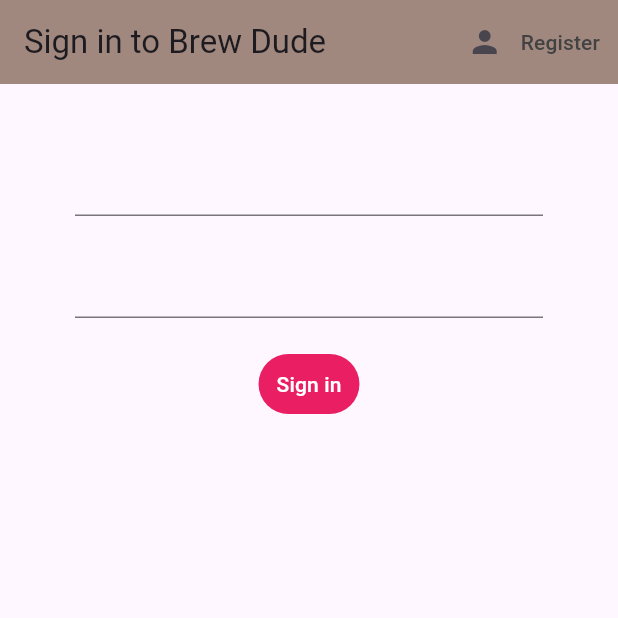
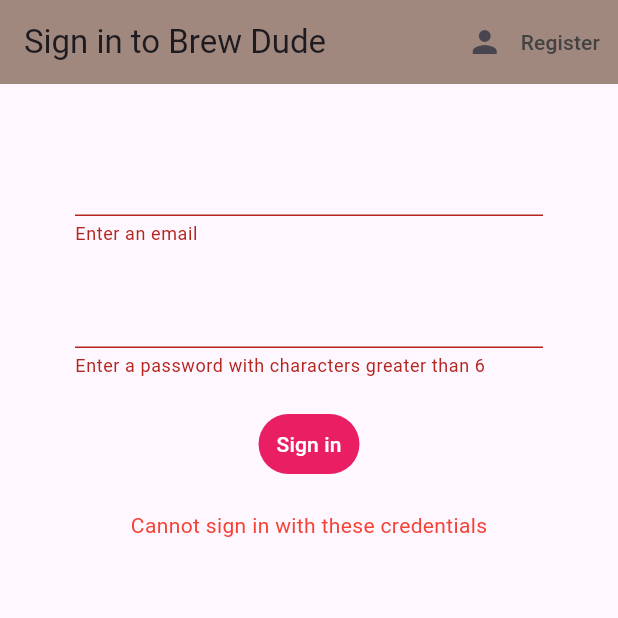
Before and after one commit to mkmeden/brew-dude, a Flutter app: the screen it shows after launch, after a tap on "Sign in", on a phone screen of 412 x 824 dp, the top half of it. Run offline on Flutter 3.47's test engine with Material 3 defaults, Android fonts, the phone set to English and light mode, and no system bars; our stand-ins replace firebase_auth, firebase_core; accounts and stored records are empty; network calls fail.

Commit message:
signin and registeration feature completed

```diff
--- a/lib/screens/authenticate/register.dart
+++ b/lib/screens/authenticate/register.dart
@@ -14,8 +14,8 @@ class Register extends StatefulWidget {
 class _RegisterState extends State<Register> {
 
   final AuthService _auth  = AuthService();
-  String email = '', password = '';
-
+  String email = '', password = '' , error = '';
+  final _formkey = GlobalKey<FormState>();
   @override
   Widget build(BuildContext context) {
     return Scaffold(
@@ -42,10 +42,12 @@ class _RegisterState extends State<Register> {
       body: Padding(
           padding: EdgeInsets.symmetric(vertical: 20, horizontal: 50),
           child: Form(
+            key: _formkey,
             child: Column(
               children: <Widget>[
                 SizedBox(height: 20,),
                 TextFormField(
+                  validator: (val) => val!.isEmpty?'Enter an email' : null,
                   onChanged: (val){
                     setState(() {
                       email = val;
@@ -55,6 +57,7 @@ class _RegisterState extends State<Register> {
 
                 SizedBox(height: 20,),
                 TextFormField(
+                  validator: (val)=> val!.length <6 ? 'Enter a password with characters greater than 6': null,
                   obscureText: true,
                   onChanged: (val) {
                     password = val ;
@@ -63,10 +66,20 @@ class _RegisterState extends State<Register> {
                 SizedBox(height: 20,),
 
                 TextButton(
-                  onPressed: (){
+                  onPressed: () async{
 
-                    print(email);
-                    print(password);
+                    if(_formkey.currentState?.validate()!=null)
+                      {
+                        dynamic result = await _auth.registerWithEmailandPassword(email, password);
+                        if(result==null)
+                          {
+                            setState(() {
+                              error = 'Please supply a valid email';
+                            });
+                          }
+
+                      }
+
                   },
 
                   style: TextButton.styleFrom(
@@ -77,6 +90,13 @@ class _RegisterState extends State<Register> {
                         color: Colors.white
                     ),
                   ),
+                ),
+
+                SizedBox(height : 20),
+                Text(error ,
+                style: TextStyle(
+                  color: Colors.red,
+                ),
                 )
               ],
             ),
--- a/lib/screens/authenticate/signin.dart
+++ b/lib/screens/authenticate/signin.dart
@@ -16,7 +16,8 @@ class SignIn extends StatefulWidget {
 class _SignInState extends State<SignIn> {
 
   final AuthService _auth  = AuthService();
-  String email = '', password = '';
+  String email = '', password = '',error = '';
+  final _formkey = GlobalKey<FormState>();
 
   @override
   Widget build(BuildContext context) {
@@ -46,10 +47,14 @@ class _SignInState extends State<SignIn> {
       body: Padding(
         padding: EdgeInsets.symmetric(vertical: 20, horizontal: 50),
         child: Form(
+          key: _formkey,
+
           child: Column(
             children: <Widget>[
               SizedBox(height: 20,),
               TextFormField(
+                validator: (val) => val!.isEmpty?'Enter an email' : null,
+
                 onChanged: (val){
                   setState(() {
                     email = val;
@@ -59,6 +64,8 @@ class _SignInState extends State<SignIn> {
 
               SizedBox(height: 20,),
               TextFormField(
+                validator: (val)=> val!.length <6 ? 'Enter a password with characters greater than 6': null,
+
                 obscureText: true,
                 onChanged: (val) {
                   password = val ;
@@ -67,10 +74,19 @@ class _SignInState extends State<SignIn> {
               SizedBox(height: 20,),
 
               TextButton(
-                onPressed: (){
+                onPressed: () async {
 
-                  print(email);
-                  print(password);
+                  if(_formkey.currentState?.validate()!=null)
+                  {
+                    dynamic result = await _auth.signInwithEmailandPassword(email, password);
+                    if(result==null)
+                    {
+                      setState(() {
+                        error = 'Cannot sign in with these credentials';
+                      });
+                    }
+
+                  }
                 },
 
                 style: TextButton.styleFrom(
@@ -81,6 +97,12 @@ class _SignInState extends State<SignIn> {
                   color: Colors.white
                 ),
                 ),
+              ),
+              SizedBox(height : 20),
+              Text(error ,
+                style: TextStyle(
+                  color: Colors.red,
+                ),
               )
             ],
           ),
--- a/lib/screens/services/auth.dart
+++ b/lib/screens/services/auth.dart
@@ -27,6 +27,34 @@ class AuthService{
     }
   }
 
+  Future registerWithEmailandPassword ( String email , String password) async {
+
+    try{
+      UserCredential result = await _auth.createUserWithEmailAndPassword(email: email, password: password);
+      User? user= result.user;
+      return _userFromFirebaseUser(user);
+    }
+    catch(e)
+    {
+      print(e.toString());
+      return null;
+    }
+  }
+
+  Future signInwithEmailandPassword ( String email , String password) async {
+
+    try{
+      UserCredential result = await _auth.signInWithEmailAndPassword(email: email, password: password);
+      User? user= result.user;
+      return _userFromFirebaseUser(user);
+    }
+    catch(e)
+    {
+      print(e.toString());
+      return null;
+    }
+  }
+
   Future Signout() async{
     try {
       return await _auth.signOut();
```
